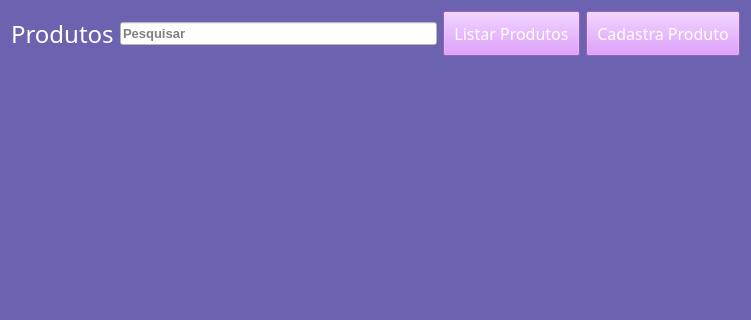
This is view/produtos_tela_principal.ui in Michel3-01/Sistema_Loja_de_Roupas as Qt 5 draws it before an edit; both pictures show x 0 to 751 and y 0 to 320 of the 751 by 532 pixel window. The edited form follows.
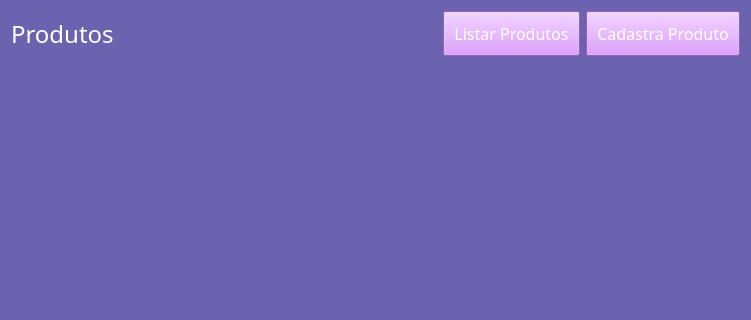
This is the edited form.

Diff of the .ui file:
```diff
--- a/view/produtos_tela_principal.ui
+++ b/view/produtos_tela_principal.ui
@@ -37,21 +37,17 @@
       </widget>
      </item>
      <item>
-      <widget class="QLineEdit" name="pesquisar_produto">
-       <property name="font">
-        <font>
-         <pointsize>10</pointsize>
-         <weight>75</weight>
-         <bold>true</bold>
-        </font>
+      <spacer name="horizontalSpacer">
+       <property name="orientation">
+        <enum>Qt::Horizontal</enum>
        </property>
-       <property name="styleSheet">
-        <string notr="true">background-color: rgb(255, 255, 255);</string>
+       <property name="sizeHint" stdset="0">
+        <size>
+         <width>40</width>
+         <height>20</height>
+        </size>
        </property>
-       <property name="placeholderText">
-        <string>Pesquisar</string>
-       </property>
-      </widget>
+      </spacer>
      </item>
      <item>
       <widget class="QPushButton" name="listar_produtos_btn">
```
